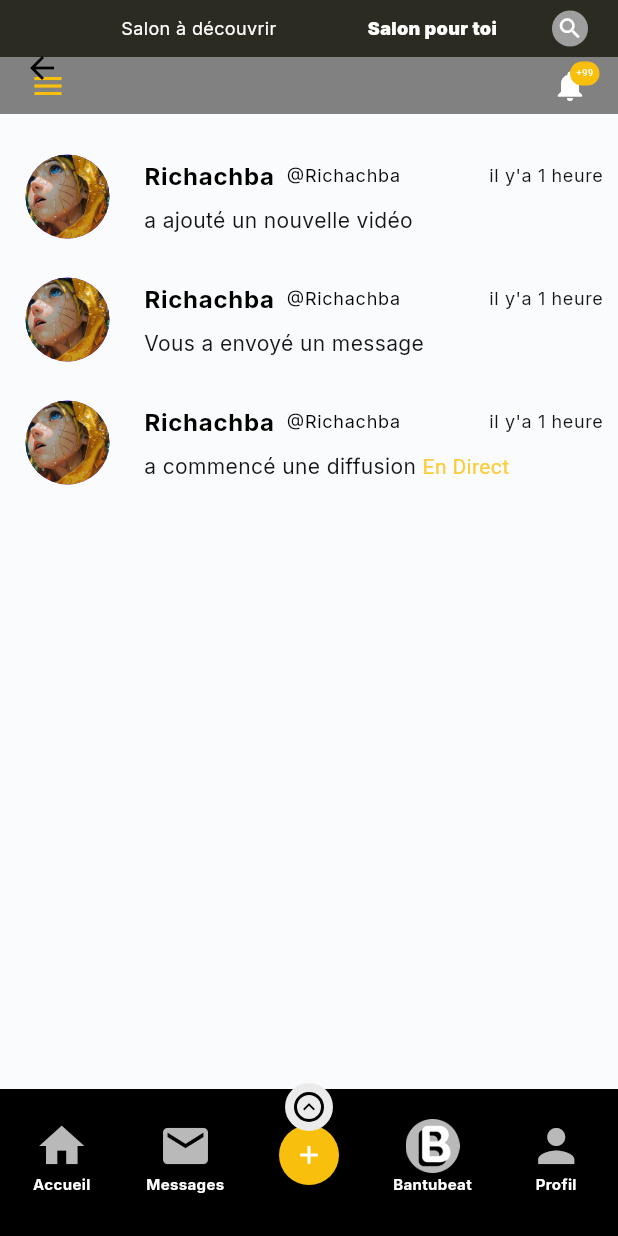
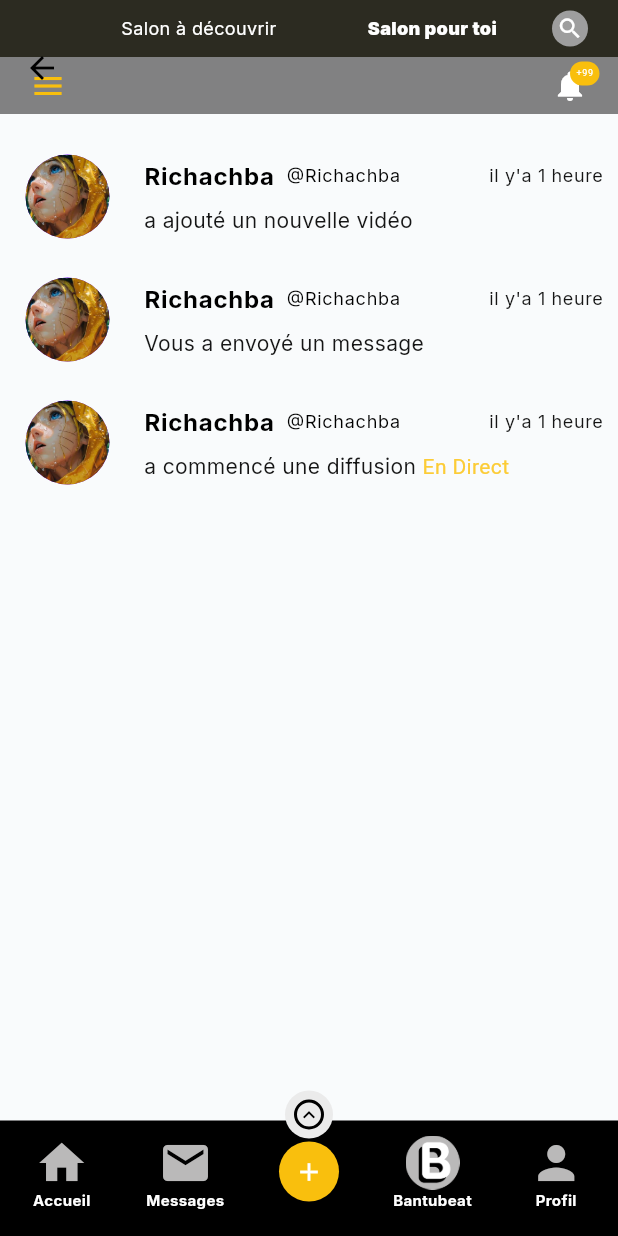
Before and after one commit to bantubeat/saloonprived_app_ui, a Flutter app: the NotificationsScreen screen opened directly, on a phone screen of 412 x 824 dp. Run offline on Flutter 3.47's test engine with Material 3 defaults, Android fonts, the phone set to English and light mode, and no system bars; our stand-ins replace carousel_slider, easy_localization, google_fonts, image_picker, url_strategy, video_player.

Commit message:
Apply some fixings

```diff
--- a/lib/src/all_screens.dart
+++ b/lib/src/all_screens.dart
@@ -3,8 +3,8 @@ import 'package:flutter/material.dart' show Widget;
 import 'screens/_sallon_for_you/saloon_for_you_have_subcription/saloon_for_you_have_subcription_screen.dart';
 import 'screens/sallon_for_you/saloon_for_you_no_subcription_screen.dart';
 import 'screens/profile_create_user_profile_screen/profile_create_user_profile_screen.dart';
-import 'screens/auth/login_screen.dart';
-import 'screens/auth/register_screen.dart';
+import 'screens/_auth/login_screen.dart';
+import 'screens/_auth/register_screen.dart';
 import 'screens/welcome_screen/welcome_screen.dart';
 import 'screens/notification_screen/notification_screen.dart';
 
--- a/lib/src/components/my_bottom_navigation_bar.dart
+++ b/lib/src/components/my_bottom_navigation_bar.dart
@@ -4,13 +4,13 @@ import 'package:saloonprived_app/generated/locale_keys.g.dart';
 import 'package:saloonprived_app/src/config/app_colors.dart';
 import 'package:saloonprived_app/src/resources/app_assets.dart';
 
-class NavIcon {
+class _NavIcon {
   final String label;
   final dynamic icon;
   final String type;
   final bool isBlur;
 
-  NavIcon({
+  _NavIcon({
     required this.label,
     required this.icon,
     this.type = 'icon',
@@ -30,47 +30,47 @@ class _MyBottomNavigationBarState extends State<MyBottomNavigationBar> {
   Widget build(BuildContext context) {
     final double screenWidth = MediaQuery.of(context).size.width;
 
-    final List<NavIcon> icons = [
-      NavIcon(
+    final List<_NavIcon> icons = [
+      _NavIcon(
         label: LocaleKeys.my_bottom_navigation_bar_home.tr(),
         icon: Icons.home,
       ),
-      NavIcon(
+      _NavIcon(
         label: LocaleKeys.my_bottom_navigation_bar_messages.tr(),
         icon: Icons.email,
       ),
-      NavIcon(label: '', icon: Icons.add, type: 'customer'),
-      NavIcon(
+      _NavIcon(label: '', icon: Icons.add, type: 'customer'),
+      _NavIcon(
         label: LocaleKeys.my_bottom_navigation_bar_bantubeat.tr(),
         icon: AppAssets.imagesLogoBantubeat,
         type: 'image',
       ),
-      NavIcon(
+      _NavIcon(
         label: LocaleKeys.my_bottom_navigation_bar_profil.tr(),
         icon: Icons.person,
       ),
-      NavIcon(
+      _NavIcon(
         label: LocaleKeys.my_bottom_navigation_bar_music.tr(),
         icon: AppAssets.imagesMusicNote,
         type: 'image',
         isBlur: true,
       ),
-      NavIcon(
+      _NavIcon(
         label: LocaleKeys.my_bottom_navigation_bar_beat.tr(),
         icon: AppAssets.imagesBeat,
         type: 'image',
         isBlur: true,
       ),
-      NavIcon(
+      _NavIcon(
         label: LocaleKeys.my_bottom_navigation_bar_settings.tr(),
         icon: Icons.settings,
       ),
-      NavIcon(
+      _NavIcon(
         label: LocaleKeys.my_bottom_navigation_bar_feat_link.tr(),
         icon: AppAssets.imagesFeatlinkLogo,
         type: 'image',
       ),
-      NavIcon(
+      _NavIcon(
         label: LocaleKeys.my_bottom_navigation_bar_log_out.tr(),
         icon: Icons.login,
       ),
@@ -120,22 +120,23 @@ class _MyBottomNavigationBarState extends State<MyBottomNavigationBar> {
           bottom: 0,
           child: Container(
             width: screenWidth,
-            padding: const EdgeInsets.only(top: 20, bottom: 16),
+            padding: const EdgeInsets.only(top: 10, bottom: 5),
             decoration: const BoxDecoration(color: Colors.black),
             child: Wrap(
               runSpacing: 16,
               children: List.generate(isExpanded ? icons.length : 5, (index) {
+                final item = icons[index];
                 return SizedBox(
                   width: screenWidth / 5,
                   child: Column(
                     children: [
-                      buildIcon(context, icons[index]),
+                      buildIcon(context, item),
                       Text(
-                        icons[index].label,
+                        item.label,
                         style: TextStyle(
                           fontSize: 10,
                           fontWeight: FontWeight.bold,
-                          color: (icons[index].isBlur)
+                          color: (item.isBlur)
                               ? AppColors.pale.withOpacity(0.2)
                               : Colors.white,
                         ),
@@ -151,7 +152,7 @@ class _MyBottomNavigationBarState extends State<MyBottomNavigationBar> {
         Positioned(
           left: 0,
           right: 0,
-          bottom: isExpanded ? 140 : 70, // Adjust bottom value as needed
+          bottom: isExpanded ? 132.5 : 65, // Adjust bottom value as needed
           child: Align(
             child: GestureDetector(
               onTap: () => {
--- a/lib/src/screens/auth/register_screen.dart
+++ b/lib/src/screens/_auth/register_screen.dart
@@ -16,6 +16,8 @@ class RegisterScreen extends StatelessWidget {
     return Scaffold(
       backgroundColor: Colors.white,
       appBar: AppBar(
+        elevation: 0,
+        backgroundColor: Colors.white,
         leading: SizedBox.square(
           dimension: 20,
           child: Center(
--- a/lib/src/screens/notification_screen/notification_screen.dart
+++ b/lib/src/screens/notification_screen/notification_screen.dart
@@ -35,12 +35,13 @@ class NotificationsScreen extends StatelessWidget {
 
     return Scaffold(
       appBar: MyAppBar.forYouWithBellIcon(),
-      body: Padding(
+      body: SafeArea(
+        child: Padding(
           padding: const EdgeInsets.symmetric(horizontal: 5),
           child: ListView.builder(
             itemCount: notifications.length,
             itemBuilder: (context, index) {
-            var item = notifications[index];
+              final item = notifications[index];
               return NotificationCardItem(
                 name: item.name,
                 message: item.message,
@@ -51,10 +52,9 @@ class NotificationsScreen extends StatelessWidget {
             },
           ),
         ),
-      bottomNavigationBar: SizedBox(
-        height: 200, // Vous pouvez ajuster cette valeur selon vos besoins
-        child: MyBottomNavigationBar(),
       ),
+      floatingActionButton: MyBottomNavigationBar(),
+      floatingActionButtonLocation: FloatingActionButtonLocation.centerDocked,
     );
   }
 }
```
Also changed, not shown: lib/src/screens/_auth/login_screen.dart (added, +230 -0 lines), lib/src/screens/auth/login_screen.dart (deleted, +0 -251 lines). Lines whose indentation alone changed are shown as unchanged.
